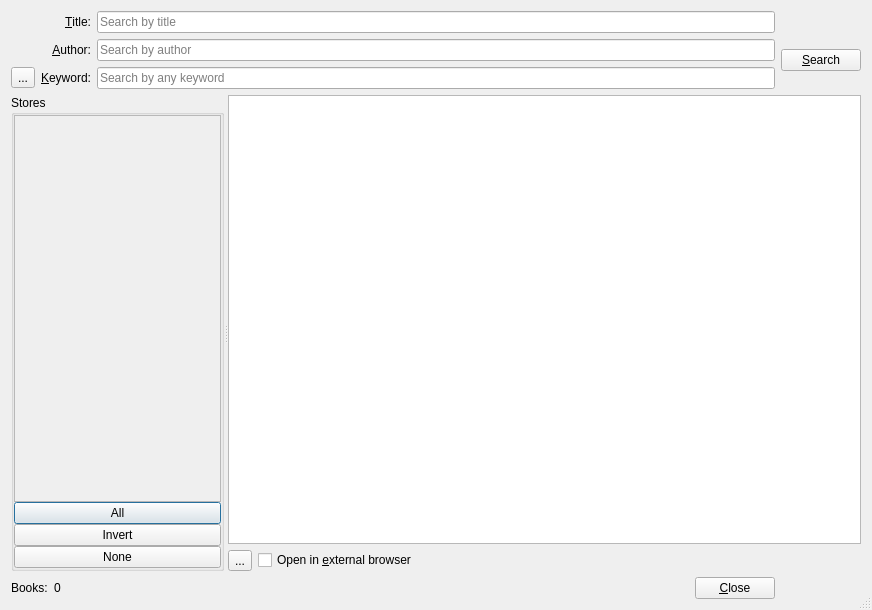
Above: src/calibre/gui2/store/search/search.ui from kovidgoyal/calibre before the change. Below: the same form after it.
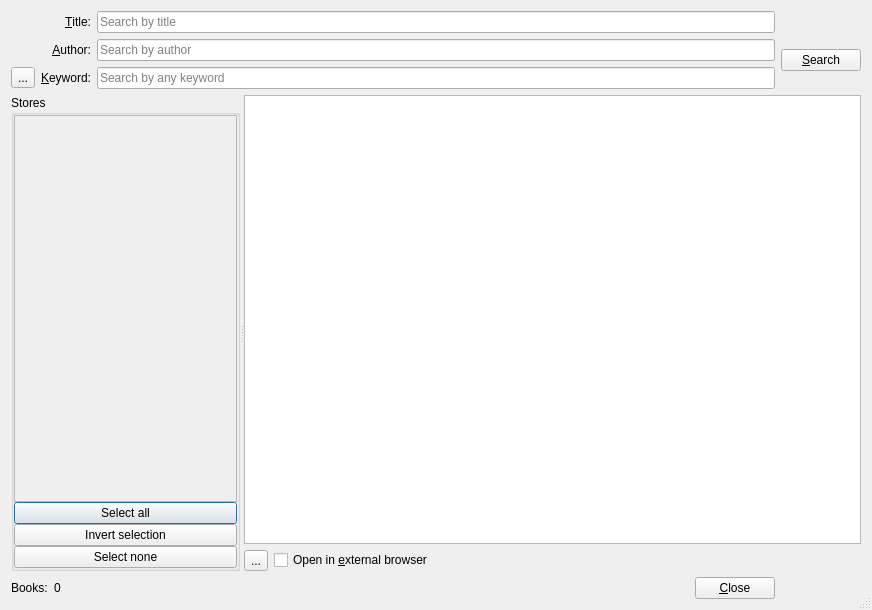
That is the form after the change. Icons and pictures are not drawn. Custom widgets are drawn as their Qt base class.

Commit message: Make the text on the selection buttons in the get books dialog more clear

Diff of the .ui file:
```diff
--- a/src/calibre/gui2/store/search/search.ui
+++ b/src/calibre/gui2/store/search/search.ui
@@ -107,8 +107,8 @@
            <rect>
             <x>0</x>
             <y>0</y>
-            <width>207</width>
-            <height>163</height>
+            <width>208</width>
+            <height>161</height>
            </rect>
           </property>
          </widget>
@@ -122,21 +122,21 @@
          <item>
           <widget class="QPushButton" name="select_all_stores">
            <property name="text">
-            <string>All</string>
+            <string>Select all</string>
            </property>
           </widget>
          </item>
          <item>
           <widget class="QPushButton" name="select_invert_stores">
            <property name="text">
-            <string>Invert</string>
+            <string>Invert selection</string>
            </property>
           </widget>
          </item>
          <item>
           <widget class="QPushButton" name="select_none_stores">
            <property name="text">
-            <string>None</string>
+            <string>Select none</string>
            </property>
           </widget>
          </item>
```
Left out of the diff: 15 changed lines with no effect on the pictures.
